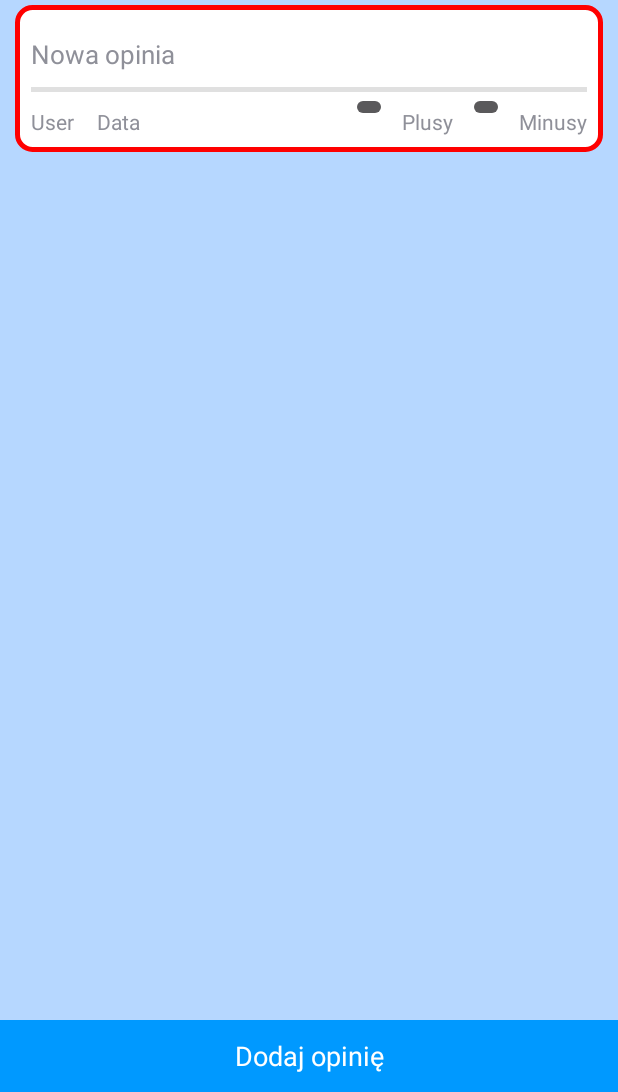
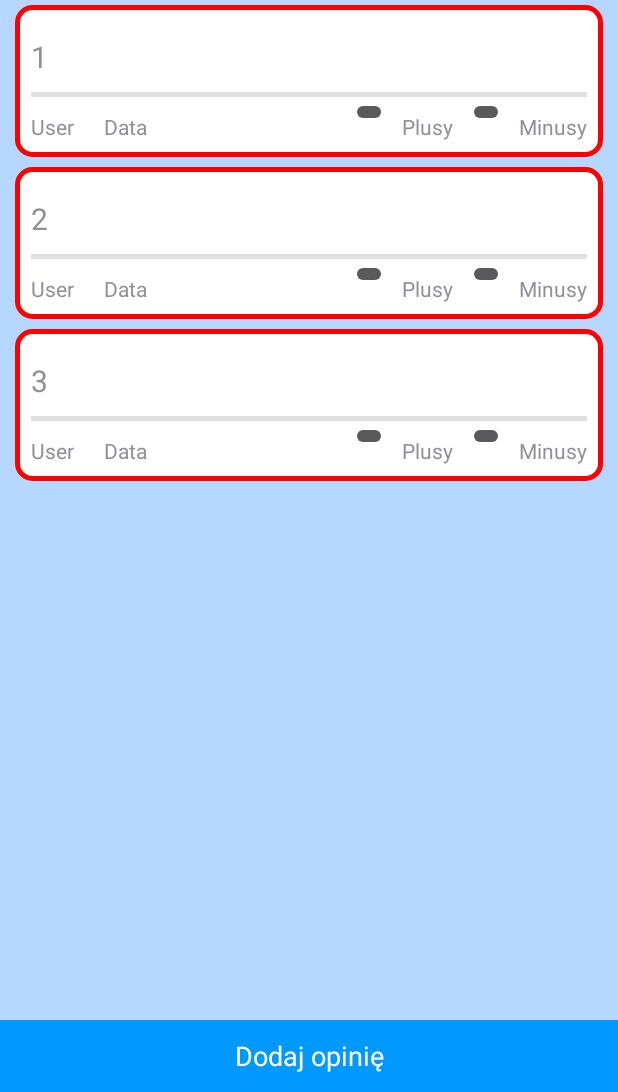
Before and after one commit to elprzem/CGPG, an Android app: the OpinionsActivity screen opened directly, with no data from a screen before it, on a phone screen of 412 x 824 dp, the part 144-1236 px from its top. Run offline under Robolectric (Android 15) with nearby library versions, the phone set to English and light mode, and no system bars.

Commit message:
Revert "pobieranie opinii do widoku"
This reverts commit 60374ca9c1305a19d390e3af38e0b708d5ccb2f5.

```diff
--- a/app/src/main/java/com/oa/cgpg/OpinionType.java
+++ b/app/src/main/java/com/oa/cgpg/CommentType.java
@@ -3,7 +3,7 @@ package com.oa.cgpg;
 /**
  * Created by Izabela on 2014-11-07.
  */
-public class OpinionType {
+public class CommentType {
     private String description;
 
     public String getDescription(){return description;}
--- a/app/src/main/java/com/oa/cgpg/OpinionTypes.java
+++ b/app/src/main/java/com/oa/cgpg/CommentTypes.java
@@ -4,9 +4,9 @@ package com.oa.cgpg;
  * Created by Izabela on 2014-11-07.
  */
 import java.util.ArrayList;
-public class OpinionTypes {
+public class CommentTypes {
     private String title;
-    private ArrayList<OpinionType> types;
+    private ArrayList<CommentType> types;
 
     public String getTitle(){
         return title;
@@ -14,8 +14,8 @@ public class OpinionTypes {
     public void setTitle(String title){
         this.title = title;
     }
-    public ArrayList<OpinionType> getTypes(){return types;}
-    public void setTypes(ArrayList<OpinionType> types){
+    public ArrayList<CommentType> getTypes(){return types;}
+    public void setTypes(ArrayList<CommentType> types){
         this.types = types;
     }
 }
--- a/app/src/main/java/com/oa/cgpg/OpinionsActivity.java
+++ b/app/src/main/java/com/oa/cgpg/OpinionsActivity.java
@@ -1,9 +1,8 @@
 package com.oa.cgpg;
 
+import android.app.Activity;
 import android.content.Intent;
 import android.os.Bundle;
-import android.text.format.DateFormat;
-import android.util.Log;
 import android.view.Menu;
 import android.view.MenuItem;
 import android.widget.BaseAdapter;
@@ -13,31 +12,23 @@ import android.view.LayoutInflater;
 import android.widget.BaseExpandableListAdapter;
 import android.widget.Button;
 import android.widget.ExpandableListView;
-import android.widget.LinearLayout;
 import android.widget.ListView;
 import android.widget.TextView;
 
-import com.oa.cgpg.dataOperations.AsyncResponse;
-import com.oa.cgpg.dataOperations.XMLOpinionParsing;
-import com.oa.cgpg.dataOperations.dataBaseHelper;
-import com.oa.cgpg.models.opinionNetEntity;
-import com.j256.ormlite.android.apptools.OrmLiteBaseActivity;
+import java.util.ArrayList;
 
-import java.util.ArrayList;
-import java.util.List;
+public class OpinionsActivity extends Activity {
 
-public class OpinionsActivity extends OrmLiteBaseActivity<dataBaseHelper> implements AsyncResponse {
-
-    private ArrayList<opinionNetEntity> opinions;
-    private ArrayList<opinionNetEntity> opinionsPresented;
+    private ArrayList<String> comments;//komentarze pobrane z bazy mają również użytkownika, datę itd
+    private ArrayList<String> commentsOnScreen;
     private final int POSITIVE = 0;
     private final int NEGATIVE = 1;
     private final int ALL = 2;
-    public ExpandableListView listViewOpinionTypes;
-    public ListView listViewOpinions;
+    public ExpandableListView listViewCommTypes;
+    public ListView listViewComm;
     private int ParentClickStatus=-1;
     private int ChildClickStatus=-1;
-    private ArrayList<OpinionTypes> opinionTypes;
+    private ArrayList<CommentTypes> commTypes;
     private Button newOpinion;
 
     @Override
@@ -45,10 +36,6 @@ public class OpinionsActivity extends OrmLiteBaseActivity<dataBaseHelper> implem
         super.onCreate(savedInstanceState);
         setContentView(R.layout.activity_opinions);
         getActionBar().setDisplayHomeAsUpEnabled(true);
-
-        XMLOpinionParsing opinionParser = new XMLOpinionParsing(this,1,5);
-        opinionParser.delegate=this;
-        opinionParser.execute();
 
         Intent intent = getIntent();
         String title = intent.getStringExtra("poi");
@@ -62,70 +49,75 @@ public class OpinionsActivity extends OrmLiteBaseActivity<dataBaseHelper> implem
             }
         });
 
-        opinions = new ArrayList<opinionNetEntity>();
-        opinionsPresented = new ArrayList<opinionNetEntity>();
+        comments = new ArrayList<String>();
+        comments.add("1");
+        comments.add("2");
+        comments.add("3");
 
-        listViewOpinions = (ListView) findViewById(R.id.commList);
-        loadOpinionsIntoAdapter();
+        commentsOnScreen = new ArrayList<String>();
+        commentsOnScreen.addAll(comments);
 
-        listViewOpinionTypes = (ExpandableListView) findViewById(R.id.typeListView);
+        listViewComm = (ListView) findViewById(R.id.commList);
+        loadHosts();
+
+        listViewCommTypes = (ExpandableListView) findViewById(R.id.typeListView);
         // Set ExpandableListView values
-        listViewOpinionTypes.setGroupIndicator(null);
-        listViewOpinionTypes.setDividerHeight(1);
-        registerForContextMenu(listViewOpinionTypes);
+        listViewCommTypes.setGroupIndicator(null);
+        listViewCommTypes.setDividerHeight(1);
+        registerForContextMenu(listViewCommTypes);
 
         //collapse other expanded items
-        listViewOpinionTypes.setOnGroupExpandListener(new ExpandableListView.OnGroupExpandListener() {
+        listViewCommTypes.setOnGroupExpandListener(new ExpandableListView.OnGroupExpandListener() {
             int previousGroup = -1;
 
             @Override
             public void onGroupExpand(int groupPosition) {
-                if (groupPosition != previousGroup)
-                    listViewOpinionTypes.collapseGroup(previousGroup);
+                if(groupPosition != previousGroup)
+                    listViewCommTypes.collapseGroup(previousGroup);
                 previousGroup = groupPosition;
             }
         });
 
-        listViewOpinionTypes.setOnChildClickListener(new ExpandableListView.OnChildClickListener() {
+        listViewCommTypes.setOnChildClickListener(new ExpandableListView.OnChildClickListener(){
             @Override
             public boolean onChildClick(ExpandableListView parent, View v, int groupPosition, int childPosition, long id) {
-                ArrayList<opinionNetEntity> selectedComments = new ArrayList<opinionNetEntity>();
-                switch (childPosition) {//selekcjonowanie komentarzy
+                ArrayList<String> selectedComments = new ArrayList<String>();
+                switch(childPosition){//selekcjonowanie komentarzy
                     case POSITIVE:
-                        for (int i = 0; i < opinions.size(); i++) {
-                            if (opinions.get(i).getOpinionType() == POSITIVE ) {
-                                selectedComments.add(opinions.get(i));
+                        for(int i = 0; i < comments.size(); i++){
+                            if (comments.get(i).equals(new String("1"))){
+                                selectedComments.add(comments.get(i));
                             }
                         }
                         break;
                     case NEGATIVE:
-                        for (int i = 0; i < opinions.size(); i++) {
-                            if (opinions.get(i).getOpinionType() == NEGATIVE) {
-                                selectedComments.add(opinions.get(i));
+                        for(int i = 0; i < comments.size(); i++){
+                            if (comments.get(i).equals(new String("2"))){
+                                selectedComments.add(comments.get(i));
                             }
                         }
                         break;
                     case ALL:
-                        for (int i = 0; i < opinions.size(); i++) {
-                            selectedComments.add(opinions.get(i));
+                        for(int i = 0; i < comments.size(); i++){
+                             selectedComments.add(comments.get(i));
                         }
                         break;
                 }
-                opinionsPresented.clear();
-                opinionsPresented.addAll(selectedComments);
-                ((OpinionsAdapter) listViewOpinions.getAdapter()).notifyDataSetChanged();
-                String childTitle = opinionTypes.get(0).getTypes().get(childPosition).getDescription();
-                opinionTypes.get(0).setTitle(childTitle);
+                commentsOnScreen.clear();
+                commentsOnScreen.addAll(selectedComments);
+                ((OpinionsAdapter)listViewComm.getAdapter()).notifyDataSetChanged();
+                String childTitle = commTypes.get(0).getTypes().get(childPosition).getDescription();
+                commTypes.get(0).setTitle(childTitle);
 
-                listViewOpinionTypes.collapseGroup(0);
+               listViewCommTypes.collapseGroup(0);
                 return true;
             }
         });
         //Creating static data in arraylist
-       final ArrayList<OpinionTypes> types = getOpinionTypes();
+        final ArrayList<CommentTypes> dummyList = buildDummyData();
 
         // Adding ArrayList data to ExpandableListView values
-        loadOpinionTypesIntoAdapter(types);
+        loadHosts(dummyList);
     }
 
 
@@ -149,19 +141,7 @@ public class OpinionsActivity extends OrmLiteBaseActivity<dataBaseHelper> implem
         }
         return super.onOptionsItemSelected(item);
     }
-    @Override
-    public void processFinishOpinion(List<opinionNetEntity> list) {
-        for(opinionNetEntity op : list){
-            Log.i("opinia: ", op.toString());
-            opinions.add(op);
-            opinionsPresented.add(op);
-        }
-        ((OpinionsAdapter) listViewOpinions.getAdapter()).notifyDataSetChanged();
-    }
-    @Override
-    public void processFinish(String output) {
 
-    }
     class OpinionsAdapter extends BaseAdapter {
 
         private LayoutInflater inflater = null;
@@ -174,13 +154,13 @@ public class OpinionsActivity extends OrmLiteBaseActivity<dataBaseHelper> implem
         @Override
         public int getCount() {
             // TODO Auto-generated method stub
-            return opinionsPresented.size();
+            return commentsOnScreen.size();
         }
 
         @Override
         public Object getItem(int position) {
             // TODO Auto-generated method stub
-            return opinionsPresented.get(position);
+            return commentsOnScreen.get(position);
         }
 
         @Override
@@ -190,65 +170,40 @@ public class OpinionsActivity extends OrmLiteBaseActivity<dataBaseHelper> implem
         }
 
         @Override
-        public View getView(int position, View convertView, ViewGroup parent) {//setting opinion values in row
+        public View getView(int position, View convertView, ViewGroup parent) {
             // TODO Auto-generated method stub
             View rowView = convertView;
             if (rowView == null)
                 rowView = inflater.inflate(R.layout.opinion_row, null);
             TextView opinion = (TextView) rowView.findViewById(R.id.opinionText);
-            opinion.setText(opinionsPresented.get(position).getOpinionText());
-            TextView username = (TextView) rowView.findViewById(R.id.usernameText);
-            username.setText(opinionsPresented.get(position).getUsername());
-            TextView date = (TextView) rowView.findViewById(R.id.dateText);
-            DateFormat df = new android.text.format.DateFormat();
-            date.setText( df.format("dd/MM/yy", opinionsPresented.get(position).getAddDate()));
-            TextView pluses = (TextView) rowView.findViewById(R.id.plusText);
-            pluses.setText(String.valueOf(opinionsPresented.get(position).getRatingPlus()));
-            TextView minuses = (TextView) rowView.findViewById(R.id.minusText);
-            minuses.setText(String.valueOf(opinionsPresented.get(position).getRatingMinus()));
-            LinearLayout opinionLayout = (LinearLayout) rowView.findViewById(R.id.opinionLayout);
-
-            int sdk = android.os.Build.VERSION.SDK_INT;
-            if(sdk < android.os.Build.VERSION_CODES.JELLY_BEAN) {
-                if(opinionsPresented.get(position).getOpinionType() == POSITIVE){
-                    opinionLayout.setBackgroundDrawable(getResources().getDrawable(R.drawable.rounded_layout_green));
-                }else{
-                    opinionLayout.setBackgroundDrawable(getResources().getDrawable(R.drawable.rounded_layout_red));
-                }
-            } else {
-                if(opinionsPresented.get(position).getOpinionType() == POSITIVE){
-                    opinionLayout.setBackground(getResources().getDrawable(R.drawable.rounded_layout_green));
-                }else{
-                    opinionLayout.setBackground(getResources().getDrawable(R.drawable.rounded_layout_red));
-                }
-            }
+            opinion.setText(commentsOnScreen.get(position));
             return rowView;
         }
     }
 
-    private ArrayList<OpinionTypes> getOpinionTypes()
+    private ArrayList<CommentTypes> buildDummyData()
     {
         // Creating ArrayList of type parent class to store parent class objects
-        final ArrayList<OpinionTypes> list = new ArrayList<OpinionTypes>();
-        OpinionTypes typesList = new OpinionTypes();
+        final ArrayList<CommentTypes> list = new ArrayList<CommentTypes>();
+        CommentTypes typesList = new CommentTypes();
         typesList.setTitle("Wszystkie");
-        typesList.setTypes(new ArrayList<OpinionType>());
+        typesList.setTypes(new ArrayList<CommentType>());
 
         // Create Child class object
-        final OpinionType type1 = new OpinionType();
+        final CommentType type1 = new CommentType();
         type1.setDescription("Pozytywne");
 
         //Add Child class object to parent class object
         typesList.getTypes().add(type1);
         // Create Child class object
-        final OpinionType type2 = new OpinionType();
+        final CommentType type2 = new CommentType();
         type2.setDescription("Negatywne");
 
         //Add Child class object to parent class object
         typesList.getTypes().add(type2);
 
         // Create Child class object
-        final OpinionType type3 = new OpinionType();
+        final CommentType type3 = new CommentType();
         type3.setDescription("Wszystkie");
 
         //Add Child class object to parent class object
@@ -259,41 +214,41 @@ public class OpinionsActivity extends OrmLiteBaseActivity<dataBaseHelper> implem
     }
 
 
-    private void loadOpinionTypesIntoAdapter(final ArrayList<OpinionTypes> newTypesList)
+    private void loadHosts(final ArrayList<CommentTypes> newTypesList)
     {
         if (newTypesList == null)
             return;
 
-        opinionTypes = newTypesList;
+        commTypes = newTypesList;
 
         // Check for ExpandableListAdapter object
-        if (listViewOpinionTypes.getExpandableListAdapter() == null)
+        if (listViewCommTypes.getExpandableListAdapter() == null)
         {
             //Create ExpandableListAdapter Object
             final MyExpandableListAdapter mAdapter = new MyExpandableListAdapter();
 
             // Set Adapter to ExpandableList Adapter
-            listViewOpinionTypes.setAdapter(mAdapter);
+            listViewCommTypes.setAdapter(mAdapter);
         }
         else
         {
             // Refresh ExpandableListView data
-            ((MyExpandableListAdapter) listViewOpinionTypes.getExpandableListAdapter()).notifyDataSetChanged();
+            ((MyExpandableListAdapter)listViewCommTypes.getExpandableListAdapter()).notifyDataSetChanged();
         }
     }
-    private void loadOpinionsIntoAdapter(){
-        if (listViewOpinions.getAdapter() == null)
+    private void loadHosts(){
+        if (listViewComm.getAdapter() == null)
         {
             //Create ExpandableListAdapter Object
             final OpinionsAdapter mAdapter = new OpinionsAdapter();
 
             // Set Adapter to ExpandableList Adapter
-            listViewOpinions.setAdapter(mAdapter);
+            listViewComm.setAdapter(mAdapter);
         }
         else
         {
             // Refresh ExpandableListView data
-            ((OpinionsAdapter) listViewOpinions.getAdapter()).notifyDataSetChanged();
+            ((OpinionsAdapter)listViewComm.getAdapter()).notifyDataSetChanged();
         }
     }
     /**
@@ -318,7 +273,7 @@ public class OpinionsActivity extends OrmLiteBaseActivity<dataBaseHelper> implem
         public View getGroupView(int groupPosition, boolean isExpanded,
                                  View convertView, ViewGroup parentView)
         {
-            final OpinionTypes typesList = opinionTypes.get(groupPosition);
+            final CommentTypes typesList = commTypes.get(groupPosition);
 
             // Inflate poi_grouprow.xml.xml file for parent rows
             convertView = inflater.inflate(R.layout.opinion_grouprow, parentView, false);
@@ -337,8 +292,8 @@ public class OpinionsActivity extends OrmLiteBaseActivity<dataBaseHelper> implem
         public View getChildView(int groupPosition, int childPosition, boolean isLastChild,
                                  View convertView, ViewGroup parentView)
         {
-            final OpinionTypes typesList = opinionTypes.get(groupPosition);
-            final OpinionType type = typesList.getTypes().get(childPosition);
+            final CommentTypes typesList = commTypes.get(groupPosition);
+            final CommentType type = typesList.getTypes().get(childPosition);
 
             // Inflate poi_childrowdrow.xml file for child rows
             convertView = inflater.inflate(R.layout.opinion_childrow, parentView, false);
@@ -354,7 +309,7 @@ public class OpinionsActivity extends OrmLiteBaseActivity<dataBaseHelper> implem
         public Object getChild(int groupPosition, int childPosition)
         {
             //Log.i("Childs", groupPosition+"=  getChild =="+childPosition);
-            return opinionTypes.get(groupPosition).getTypes().get(childPosition);
+            return commTypes.get(groupPosition).getTypes().get(childPosition);
         }
 
         //Call when child row clicked
@@ -384,13 +339,13 @@ public class OpinionsActivity extends OrmLiteBaseActivity<dataBaseHelper> implem
         {
             //Log.i("Parent", groupPosition+"=  getGroup ");
 
-            return opinionTypes.get(groupPosition);
+            return commTypes.get(groupPosition);
         }
 
         @Override
         public int getGroupCount()
         {
-            return opinionTypes.size();
+            return commTypes.size();
         }
 
         //Call when parent row clicked
@@ -420,7 +375,7 @@ public class OpinionsActivity extends OrmLiteBaseActivity<dataBaseHelper> implem
         @Override
         public boolean isEmpty()
         {
-            return ((opinionTypes == null) || opinionTypes.isEmpty());
+            return ((commTypes == null) || commTypes.isEmpty());
         }
 
         @Override
--- a/app/src/main/res/drawable-hdpi/rounded_layout_green.xml
+++ b/app/src/main/res/drawable-hdpi/rounded_layout_green.xml
@@ -1,7 +1,7 @@
 <?xml version="1.0" encoding="UTF-8"?>
 <shape xmlns:android="http://schemas.android.com/apk/res/android">
     <solid android:color="#FFFFFF"/>
-    <stroke android:width="3dip" android:color="@color/greenBorder" />
+    <stroke android:width="3dip" android:color="#006600" />
     <corners android:radius="10dip"/>
     <padding android:left="1dip" android:top="1dip" android:right="1dip" android:bottom="1dip" />
 </shape>
--- a/app/src/main/res/drawable-hdpi/rounded_layout_red.xml
+++ b/app/src/main/res/drawable-hdpi/rounded_layout_red.xml
@@ -1,7 +1,7 @@
 <?xml version="1.0" encoding="UTF-8"?>
 <shape xmlns:android="http://schemas.android.com/apk/res/android">
     <solid android:color="#FFFFFF"/>
-    <stroke android:width="3dip" android:color="@color/redBorder" />
+    <stroke android:width="3dip" android:color="#FF0000" />
     <corners android:radius="10dip"/>
     <padding android:left="1dip" android:top="1dip" android:right="1dip" android:bottom="1dip" />
 </shape>
--- a/app/src/main/res/layout/opinion_row.xml
+++ b/app/src/main/res/layout/opinion_row.xml
@@ -3,7 +3,6 @@
 <LinearLayout xmlns:android="http://schemas.android.com/apk/res/android"
     android:orientation="vertical" android:layout_width="match_parent"
     android:layout_height="match_parent"
-    android:id="@+id/opinionLayout"
     android:background="@drawable/rounded_layout_red">
     <View
         android:layout_width="match_parent"
@@ -12,7 +11,7 @@
         android:layout_width="wrap_content"
         android:layout_height="wrap_content"
         android:text="Nowa opinia"
-        android:textSize="17dp"
+        android:textSize="20dp"
         android:layout_margin="10dp"
         android:id="@+id/opinionText" />
     <View
@@ -34,11 +33,10 @@
     <TextView
         android:layout_width="wrap_content"
         android:layout_height="wrap_content"
-        android:layout_marginTop="10dp"
-        android:layout_marginLeft="5dp"
+        android:layout_margin="10dp"
         android:text="Data"
         android:id="@+id/dateText" />
-    <RelativeLayout
+    <LinearLayout
             android:layout_width="match_parent"
             android:layout_height="wrap_content"
             android:gravity="right"
@@ -47,7 +45,6 @@
         <ImageButton
             android:layout_width="wrap_content"
             android:layout_height="wrap_content"
-            android:layout_toLeftOf="@+id/plusText"
             android:id="@+id/plusButton" />
 
         <TextView
@@ -56,14 +53,11 @@
             android:text="Plusy"
             android:gravity="right"
             android:layout_margin="10dp"
-            android:id="@+id/plusText"
-            android:layout_toLeftOf="@+id/minusButton"
-            android:layout_marginLeft="0dp" />
+            android:id="@+id/plusText" />
 
         <ImageButton
             android:layout_width="wrap_content"
             android:layout_height="wrap_content"
-            android:layout_toLeftOf="@+id/minusText"
             android:id="@+id/minusButton" />
 
         <TextView
@@ -72,9 +66,8 @@
             android:layout_margin="10dp"
             android:text="Minusy"
             android:id="@+id/minusText"
-            android:layout_marginLeft="0dp"
-            android:layout_alignParentRight="true" />
+            android:gravity="right" />
 
-    </RelativeLayout>
+    </LinearLayout>
     </LinearLayout>
 </LinearLayout>
--- a/app/src/main/res/values/colors.xml
+++ b/app/src/main/res/values/colors.xml
@@ -5,6 +5,4 @@
     <color name="white">#ffffffff</color>
     <color name="buttonBlue">#0099FF</color>
     <color name="buttonHighlight">#1F3D7A</color>
-    <color name="greenBorder">#ff4db330</color>
-    <color name="redBorder">#FF0000</color>
 </resources>
```
Also changed, not shown: app/src/main/java/com/oa/cgpg/MainActivity.java (+7 -4 lines), app/src/main/java/com/oa/cgpg/Opinion.java (deleted, +0 -32 lines).
